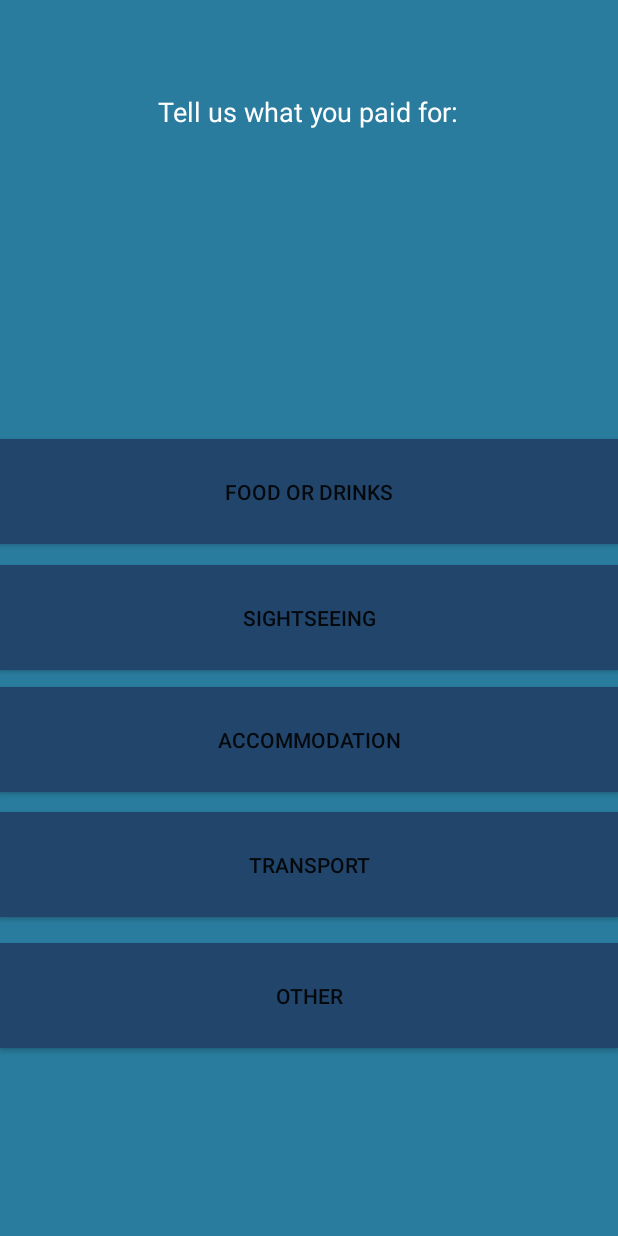
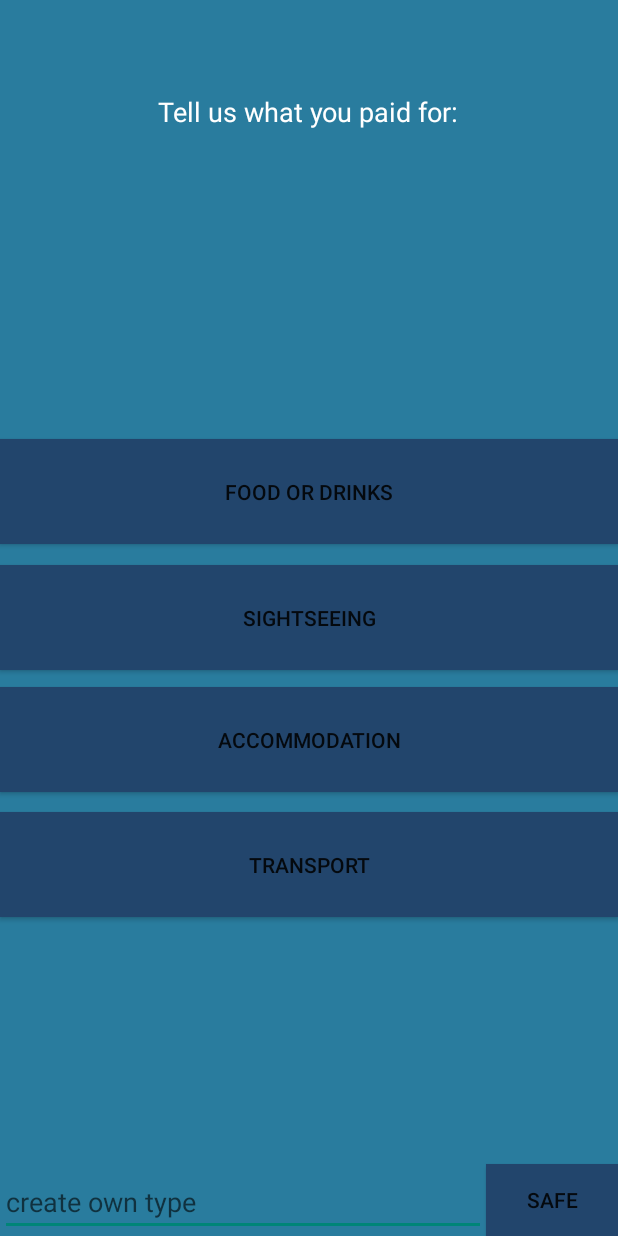
Before and after one commit to max-peters/MoneyExchange, an Android app: the TypeActivity screen opened directly, with no data from a screen before it, on a phone screen of 412 x 824 dp. Run offline under Robolectric (Android 15) with nearby library versions, the phone set to English and light mode, and no system bars; 3 statements that could not run were skipped.

Commit message:
added input for own type for purchases

```diff
--- a/app/src/main/res/layout/type_activity.xml
+++ b/app/src/main/res/layout/type_activity.xml
@@ -13,15 +13,15 @@
 
         <Button
             android:id="@+id/btnTypeOther"
-            android:layout_width="match_parent"
-            android:layout_height="70dp"
-            android:layout_alignParentLeft="true"
-            android:layout_alignParentStart="true"
-            android:layout_below="@+id/btnTypeTransport"
-            android:layout_marginTop="17dp"
+            android:layout_width="wrap_content"
+            android:layout_height="wrap_content"
+            android:layout_alignParentBottom="true"
+            android:layout_alignParentEnd="true"
+            android:layout_alignParentRight="true"
             android:background="@color/colorPrimary"
             android:focusable="false"
-            android:text="other"
+            android:text="safe"
+            android:textAlignment="center"
             tools:layout_editor_absoluteX="8dp"
             tools:layout_editor_absoluteY="271dp" />
 
@@ -94,6 +94,19 @@
             android:textColor="#FFFFFF"
             android:textSize="18sp" />
 
+        <EditText
+            android:id="@+id/editTextOwnType"
+            android:layout_width="wrap_content"
+            android:layout_height="wrap_content"
+            android:layout_alignParentBottom="true"
+            android:layout_alignParentLeft="true"
+            android:layout_alignParentStart="true"
+            android:layout_toLeftOf="@+id/btnTypeOther"
+            android:layout_toStartOf="@+id/btnTypeOther"
+            android:hint="create own type"
+            android:ems="10"
+            android:inputType="textPersonName" />
+
     </RelativeLayout>
 
 </android.support.constraint.ConstraintLayout>
```
